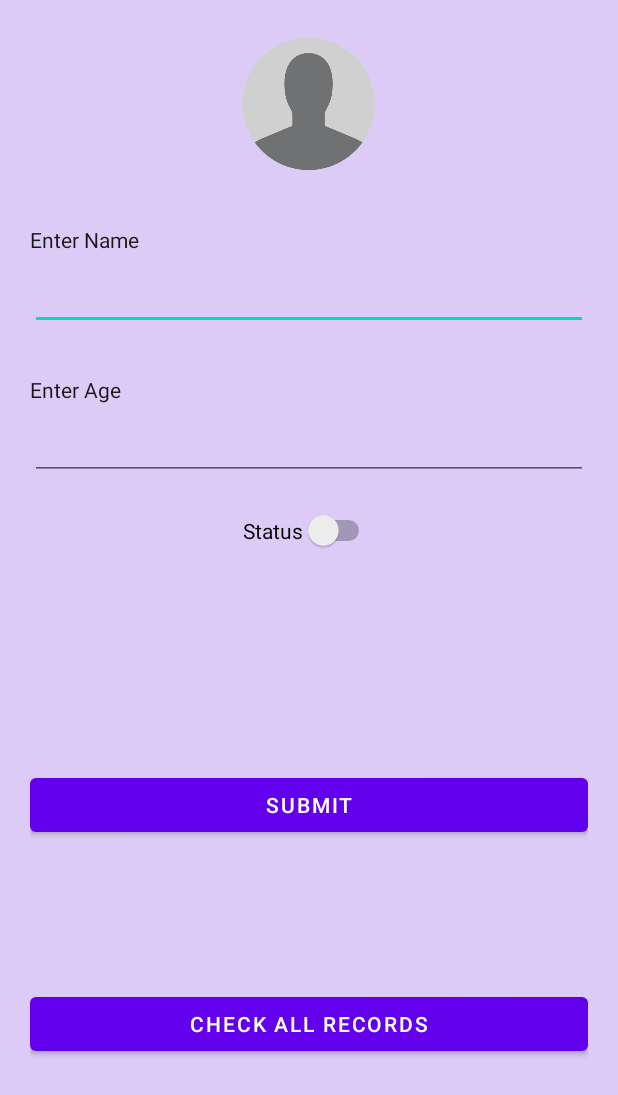
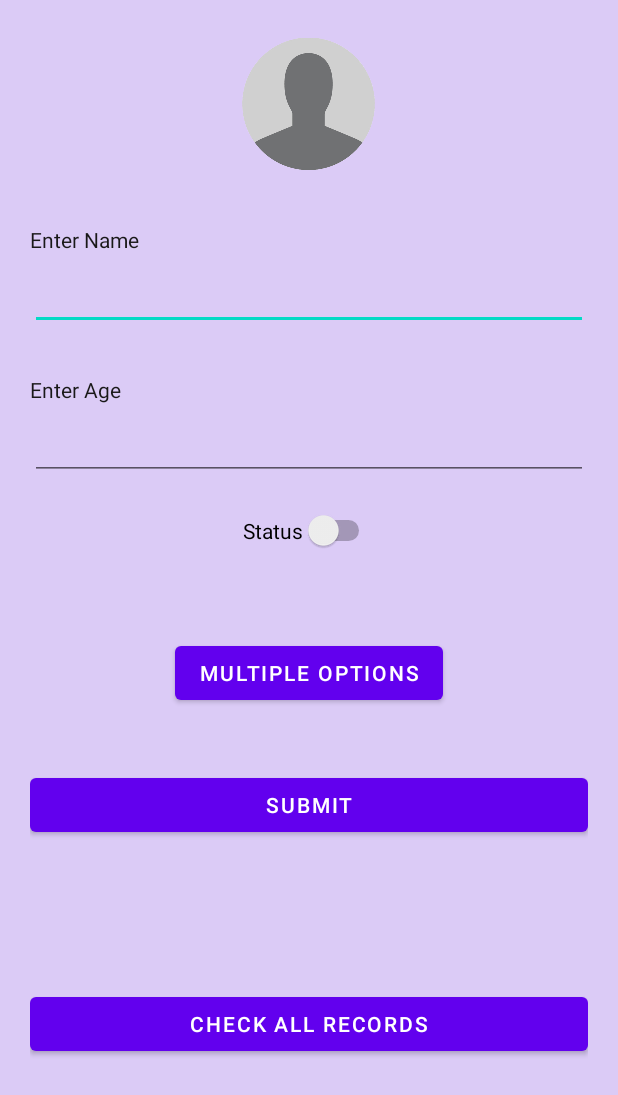
Before and after one commit to AsadShahid7/NavigartionDrawerHomeTask, an Android app: the Add_New_Record screen opened directly, with no data from a screen before it, on a phone screen of 412 x 824 dp. Shown: the top 1095 px of the screen. Run offline under Robolectric (Android 15) with nearby library versions, the phone set to English and light mode, and no system bars.

Commit message:
Dialog practice done, Implemented on On Back Press and on Add New Record

```diff
--- a/NavigationDrawerHomeTask/app/src/main/java/com/example/navigationdrawerhometask/AdapterForRecycler.java
+++ b/NavigationDrawerHomeTask/app/src/main/java/com/example/navigationdrawerhometask/AdapterForRecycler.java
@@ -12,6 +12,7 @@ import java.text.BreakIterator;
 import java.util.ArrayList;
 
 public class AdapterForRecycler extends RecyclerView.Adapter<AdapterForRecycler.MyViewHolder> {
+
 
     private ArrayList<Members> membersList;
     private OnNoteListner onNoteListnerTwo;
@@ -32,6 +33,7 @@ public class AdapterForRecycler extends RecyclerView.Adapter<AdapterForRecycler.
         return new MyViewHolder(view,onNoteListnerTwo);
     }
 
+    // 0,1,2,3
     @Override
     public void onBindViewHolder(@NonNull MyViewHolder holder, int position) {
         holder.name.setText(membersList.get(position).getName());
@@ -47,9 +49,7 @@ public class AdapterForRecycler extends RecyclerView.Adapter<AdapterForRecycler.
         return membersList.size();
     }
 
-    public ArrayList<Members> getPatientsList() {
-        return membersList;
-    }
+
 
     public void setPatientsList(ArrayList<Members> patientsList) {
         this.membersList = patientsList;
--- a/NavigationDrawerHomeTask/app/src/main/res/layout/activity_add__new__record.xml
+++ b/NavigationDrawerHomeTask/app/src/main/res/layout/activity_add__new__record.xml
@@ -93,6 +93,18 @@
             app:layout_constraintEnd_toEndOf="parent"
             app:layout_constraintStart_toStartOf="parent"
             app:layout_constraintTop_toBottomOf="@+id/button" />
+
+        <Button
+            android:id="@+id/button3"
+            android:layout_width="wrap_content"
+            android:layout_height="wrap_content"
+            android:layout_marginTop="17dp"
+            android:text="Multiple Options"
+            android:onClick="showMultiDialoge"
+            app:layout_constraintBottom_toTopOf="@+id/button"
+            app:layout_constraintEnd_toEndOf="parent"
+            app:layout_constraintStart_toStartOf="parent"
+            app:layout_constraintTop_toBottomOf="@+id/switch1" />
     </androidx.constraintlayout.widget.ConstraintLayout>
 
     <androidx.constraintlayout.widget.ConstraintLayout
```
Also changed, not shown: NavigationDrawerHomeTask/app/src/main/java/com/example/navigationdrawerhometask/Add_New_Record.java (+43 -1 lines), NavigationDrawerHomeTask/app/src/main/java/com/example/navigationdrawerhometask/MainActivity.java (+29 -0 lines).
